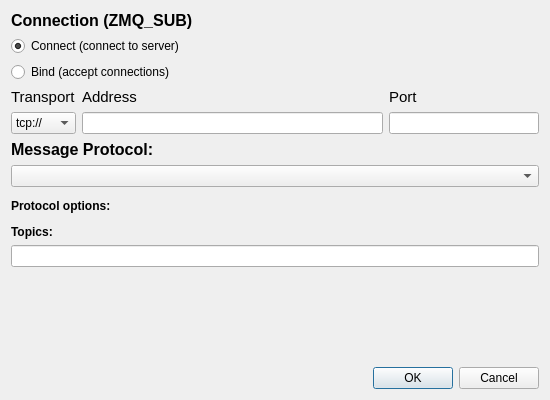
Above: data_stream_zmq/datastream_zmq.ui from PlotJuggler/pj-official-plugins before the change. Below: the same form after it.
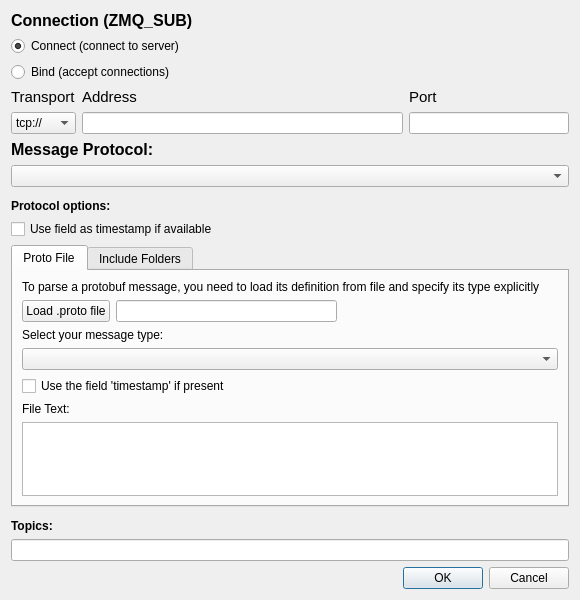
That is the form after the change.

Commit message: fix(zmq): align topic filter and fallback timestamp with original PlotJuggler

The edit to the form file:
```diff
--- a/data_stream_zmq/datastream_zmq.ui
+++ b/data_stream_zmq/datastream_zmq.ui
@@ -6,14 +6,14 @@
    <rect>
     <x>0</x>
     <y>0</y>
-    <width>550</width>
-    <height>400</height>
+    <width>580</width>
+    <height>600</height>
    </rect>
   </property>
   <property name="minimumSize">
    <size>
-    <width>550</width>
-    <height>400</height>
+    <width>520</width>
+    <height>460</height>
    </size>
   </property>
   <property name="windowTitle">
@@ -161,6 +161,171 @@
         </property>
        </widget>
       </item>
+      <item>
+       <widget class="QCheckBox" name="checkBoxTimestamp">
+        <property name="text">
+         <string>Use field as timestamp if available</string>
+        </property>
+       </widget>
+      </item>
+      <item>
+       <widget class="QWidget" name="boxProtobufOptions" native="true">
+        <layout class="QVBoxLayout" name="layoutProtobuf">
+         <property name="leftMargin">
+          <number>0</number>
+         </property>
+         <property name="topMargin">
+          <number>0</number>
+         </property>
+         <property name="rightMargin">
+          <number>0</number>
+         </property>
+         <property name="bottomMargin">
+          <number>0</number>
+         </property>
+         <item>
+          <widget class="QTabWidget" name="tabWidgetProto">
+           <widget class="QWidget" name="tabProtoFile">
+            <attribute name="title">
+             <string>Proto File</string>
+            </attribute>
+            <layout class="QVBoxLayout" name="layoutProtoFile">
+             <item>
+              <widget class="QLabel" name="labelProtoInstr">
+               <property name="text">
+                <string>To parse a protobuf message, you need to load its definition from file and specify its type explicitly</string>
+               </property>
+               <property name="wordWrap">
+                <bool>true</bool>
+               </property>
+              </widget>
+             </item>
+             <item>
+              <layout class="QHBoxLayout" name="layoutLoadProto">
+               <item>
+                <widget class="QPushButton" name="buttonLoadProto">
+                 <property name="text">
+                  <string>Load .proto file</string>
+                 </property>
+                </widget>
+               </item>
+               <item>
+                <widget class="QLineEdit" name="lineEditProtoFilePath">
+                 <property name="readOnly">
+                  <bool>true</bool>
+                 </property>
+                </widget>
+               </item>
+               <item>
+                <spacer name="spacerLoadRow">
+                 <property name="orientation">
+                  <enum>Qt::Horizontal</enum>
+                 </property>
+                 <property name="sizeHint" stdset="0">
+                  <size>
+                   <width>40</width>
+                   <height>20</height>
+                  </size>
+                 </property>
+                </spacer>
+               </item>
+              </layout>
+             </item>
+             <item>
+              <widget class="QLabel" name="labelMsgTypeHint">
+               <property name="text">
+                <string>Select your message type:</string>
+               </property>
+              </widget>
+             </item>
+             <item>
+              <widget class="QComboBox" name="comboMessageType"/>
+             </item>
+             <item>
+              <widget class="QCheckBox" name="checkBoxProtoTimestamp">
+               <property name="text">
+                <string>Use the field 'timestamp' if present</string>
+               </property>
+              </widget>
+             </item>
+             <item>
+              <widget class="QLabel" name="labelProtoFileContent">
+               <property name="text">
+                <string>File Text:</string>
+               </property>
+              </widget>
+             </item>
+             <item>
+              <widget class="QPlainTextEdit" name="plainTextEditProtoContent">
+               <property name="readOnly">
+                <bool>true</bool>
+               </property>
+              </widget>
+             </item>
+            </layout>
+           </widget>
+           <widget class="QWidget" name="tabIncludeFolders">
+            <attribute name="title">
+             <string>Include Folders</string>
+            </attribute>
+            <layout class="QVBoxLayout" name="layoutFolders">
+             <item>
+              <widget class="QLabel" name="labelFoldersHint">
+               <property name="text">
+                <string>If you have problems loading a .proto file that import other files, you might need to include some additional folders.</string>
+               </property>
+               <property name="wordWrap">
+                <bool>true</bool>
+               </property>
+              </widget>
+             </item>
+             <item>
+              <layout class="QHBoxLayout" name="layoutFolderButtons">
+               <item>
+                <widget class="QPushButton" name="buttonAddFolder">
+                 <property name="text">
+                  <string>Add include Folder</string>
+                 </property>
+                </widget>
+               </item>
+               <item>
+                <spacer name="spacerFolderButtons">
+                 <property name="orientation">
+                  <enum>Qt::Horizontal</enum>
+                 </property>
+                 <property name="sizeHint" stdset="0">
+                  <size>
+                   <width>40</width>
+                   <height>20</height>
+                  </size>
+                 </property>
+                </spacer>
+               </item>
+               <item>
+                <widget class="QPushButton" name="buttonRemoveFolder">
+                 <property name="text">
+                  <string>Del</string>
+                 </property>
+                 <property name="maximumSize">
+                  <size>
+                   <width>40</width>
+                   <height>16777215</height>
+                  </size>
+                 </property>
+                </widget>
+               </item>
+              </layout>
+             </item>
+             <item>
+              <widget class="QListWidget" name="listWidgetFolders"/>
+             </item>
+            </layout>
+           </widget>
+          </widget>
+         </item>
+        </layout>
+       </widget>
+      </item>
      </layout>
     </widget>
    </item>
@@ -187,7 +352,7 @@
      <property name="sizeHint" stdset="0">
       <size>
        <width>20</width>
-       <height>76</height>
+       <height>20</height>
       </size>
      </property>
     </spacer>
```
The commit also changes 3 other files.
